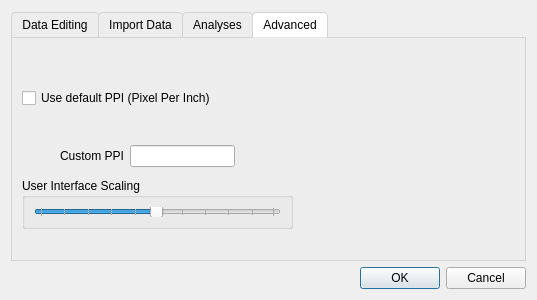
Qt form JASP-Desktop/preferencesdialog.ui (jasp-stats/jasp-desktop) before a commit.
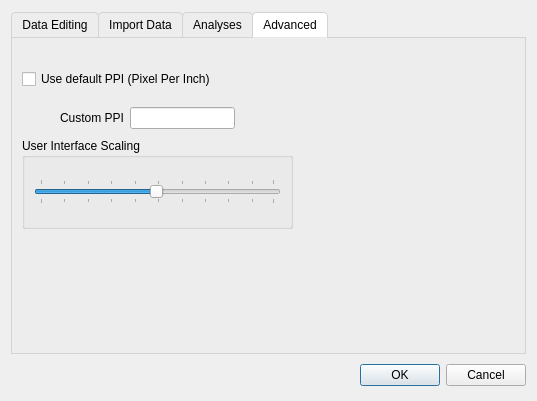
The same form after that commit.

Diff of the .ui file:
```diff
--- a/JASP-Desktop/preferencesdialog.ui
+++ b/JASP-Desktop/preferencesdialog.ui
@@ -7,7 +7,7 @@
     <x>0</x>
     <y>0</y>
     <width>537</width>
-    <height>300</height>
+    <height>401</height>
    </rect>
   </property>
   <property name="sizePolicy">
@@ -528,7 +528,7 @@
            <x>10</x>
            <y>20</y>
            <width>271</width>
-           <height>109</height>
+           <height>71</height>
           </rect>
          </property>
          <layout class="QVBoxLayout" name="verticalLayout_4">
@@ -609,9 +609,9 @@
          <property name="geometry">
           <rect>
            <x>10</x>
-           <y>140</y>
+           <y>100</y>
            <width>271</width>
-           <height>51</height>
+           <height>91</height>
           </rect>
          </property>
          <property name="title">
```
Left out of the diff: 2 changed lines with no effect on the pictures.
